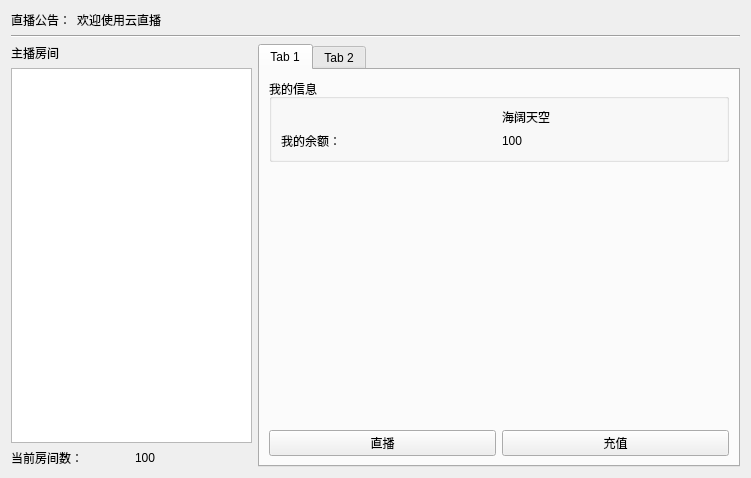
The window that Client_demo/WidgetUser.ui (grahamitdev/YunZhiBo) describes before a commit, drawn with Qt 5.
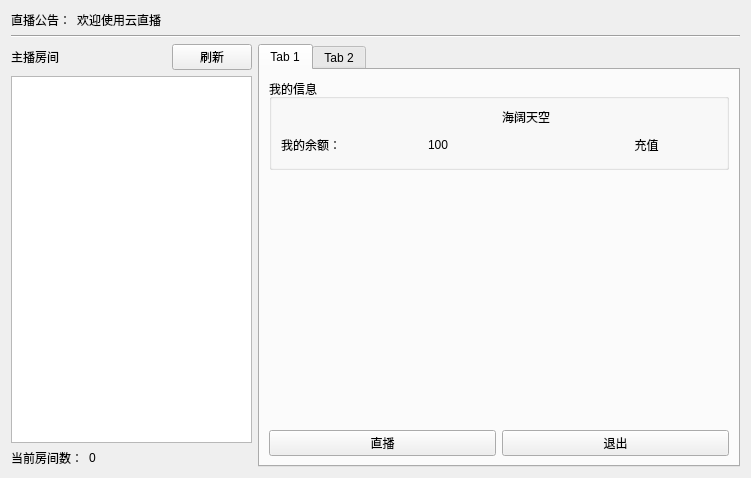
The same window after the commit. The open tabs and pages were chosen to show the change. Icons and pictures are not drawn.

Patch:
```diff
--- a/Client_demo/WidgetUser.ui
+++ b/Client_demo/WidgetUser.ui
@@ -50,6 +50,8 @@
        <item>
         <layout class="QVBoxLayout" name="verticalLayout">
          <item>
+          <layout class="QHBoxLayout" name="horizontalLayout_10" stretch="1,0">
+           <item>
           <widget class="QLabel" name="label_3">
            <property name="text">
             <string>主播房间</string>
@@ -57,10 +59,23 @@
           </widget>
          </item>
          <item>
-          <widget class="QListView" name="listView"/>
-         </item>
+            <widget class="QPushButton" name="btn_flush">
+             <property name="text">
+              <string>刷新</string>
+             </property>
+            </widget>
+           </item>
+          </layout>
+         </item>
          <item>
-          <layout class="QHBoxLayout" name="horizontalLayout_9">
+          <widget class="QListView" name="listView">
+           <property name="editTriggers">
+            <set>QAbstractItemView::NoEditTriggers</set>
+           </property>
+          </widget>
+         </item>
+         <item>
+          <layout class="QHBoxLayout" name="horizontalLayout_9" stretch="0,1">
            <item>
             <widget class="QLabel" name="label_4">
              <property name="text">
@@ -71,7 +86,7 @@
            <item>
             <widget class="QLabel" name="label_5">
              <property name="text">
-              <string>100</string>
+              <string>0</string>
              </property>
             </widget>
            </item>
@@ -136,6 +151,16 @@
                       </property>
                      </widget>
                     </item>
+                    <item>
+                     <widget class="QPushButton" name="btn_charge">
+                      <property name="text">
+                       <string>充值</string>
+                      </property>
+                      <property name="flat">
+                       <bool>true</bool>
+                      </property>
+                     </widget>
+                    </item>
                    </layout>
                   </item>
                  </layout>
@@ -166,9 +191,9 @@
                 </widget>
                </item>
                <item>
-                <widget class="QPushButton" name="btn_charge">
+                <widget class="QPushButton" name="btn_quit">
                  <property name="text">
-                  <string>充值</string>
+                  <string>退出</string>
                  </property>
                 </widget>
                </item>
```
Left out of the diff: 2 changed lines with no effect on the pictures. Lines whose indentation alone changed are shown as unchanged.
